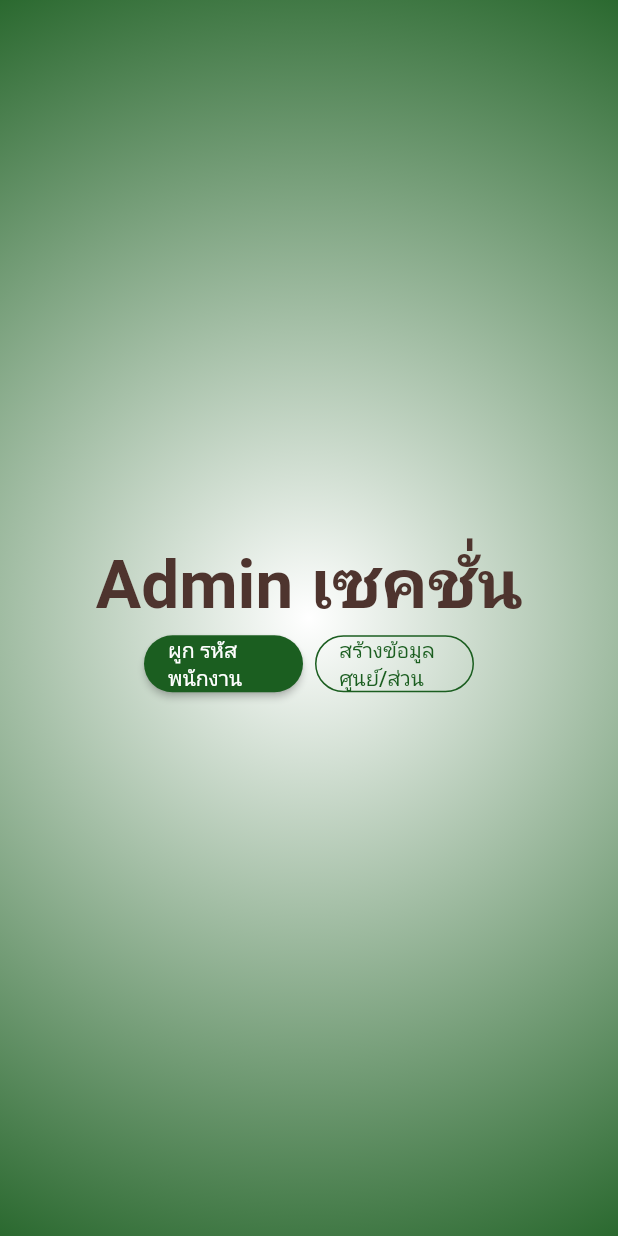
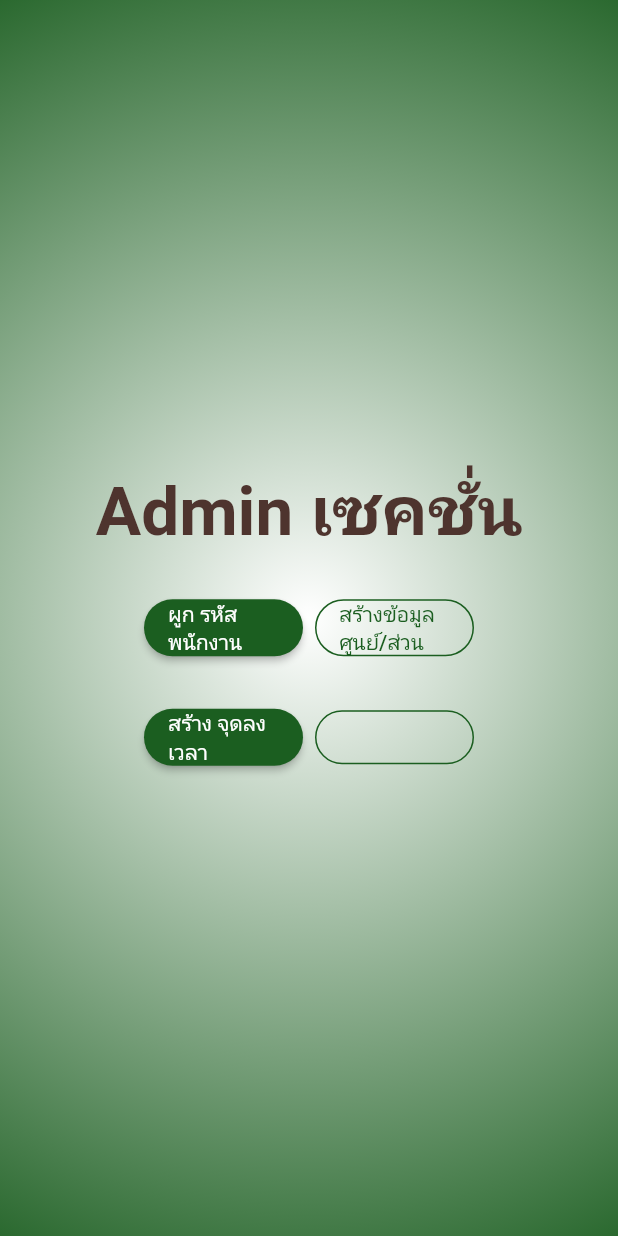
Before and after one commit to jakapun/timestamp, a Flutter app: the AdminSec screen opened directly, on a phone screen of 412 x 824 dp. Run offline on Flutter 3.47's test engine with Material 2 defaults, Android fonts, the phone set to English and light mode, and no system bars; our stand-ins replace image_picker, location, qr_flutter, shared_preferences; missing offline and left inert: barcode_scan, imei_plugin; accounts and stored records are empty; Roboto replaces fonts that are missing (PermanentMarker).

```diff
--- a/lib/screens/admin.dart
+++ b/lib/screens/admin.dart
@@ -1,4 +1,5 @@
 import 'package:flutter/material.dart';
+import 'package:timestamp/screens/create_qr.dart';
 import 'package:timestamp/screens/my_home.dart';
 import 'package:timestamp/screens/new_section.dart';
 import 'package:timestamp/screens/relate_id.dart';
@@ -38,6 +39,12 @@ class _AdminSecState extends State<AdminSec> {
   Widget mySizeBox() {
     return SizedBox(
       width: 8.0,
+    );
+  }
+
+  Widget mySizeBoxH() {
+    return SizedBox(
+      height: 25.0,
     );
   }
 
@@ -91,6 +98,26 @@ class _AdminSecState extends State<AdminSec> {
     );
   }
 
+  Widget createPoint() {
+    return RaisedButton(
+      shape: RoundedRectangleBorder(
+        borderRadius: BorderRadius.circular(30.0),
+      ),
+      color: Colors.green[900],
+      child: Text(
+        'สร้าง จุดลงเวลา',
+        style: TextStyle(color: Colors.white),
+      ),
+      onPressed: () {
+        // formKey.currentState.save();
+        // checkAuthen();
+        MaterialPageRoute materialPageRoute =
+            MaterialPageRoute(builder: (BuildContext context) => CreateQr());
+        Navigator.of(context).push(materialPageRoute);
+      },
+    );
+  }
+
   Future<void> checkAuthen() async {
     print('email = $emailString, password = $passwordString');
     // await firebaseAuth
@@ -106,20 +133,68 @@ class _AdminSecState extends State<AdminSec> {
     // });
   }
 
+  Widget freeButton() {
+    return OutlineButton(
+      borderSide: BorderSide(color: Colors.green.shade900),
+      shape: RoundedRectangleBorder(
+        borderRadius: BorderRadius.circular(30.0),
+      ),
+      color: Colors.green[900],
+      child: Text(
+        '',
+        style: TextStyle(color: Colors.green.shade900),
+      ),
+      onPressed: () {
+        // formKey.currentState.save();
+        // checkAuthen();
+
+      },
+    );
+  }
+
   Widget myButton() {
     return Container(
       width: 220.0,
-      child: Row(
+      child: Column(
         children: <Widget>[
-          Expanded(
-            child: singInButton(),
+          // singInButton(),
+          // singInButton(),
+          Row(
+            children: <Widget>[
+              Expanded(
+                child: singInButton(),
+              ),
+              mySizeBox(),
+              Expanded(
+                child: singUpButton(),
+              ),
+            ],
           ),
-          mySizeBox(),
-          Expanded(
-            child: singUpButton(),
+          mySizeBoxH(),
+          Row(
+            children: <Widget>[
+              Expanded(
+                child: createPoint(),
+              ),
+              mySizeBox(),
+              Expanded(
+                child: freeButton(),
+              ),
+            ],
           ),
         ],
       ),
+      // child: Row(
+      //   children: <Widget>[
+      //     Expanded(
+      //       child: singInButton(),
+      //     ),
+      //     mySizeBox(),
+      //     Expanded(
+      //       child: singUpButton(),
+      //     ),
+      //   ],
+      // ),
     );
   }
 
@@ -212,6 +287,7 @@ class _AdminSecState extends State<AdminSec> {
               children: <Widget>[
                 // showLogo(),
                 showText(),
+                mySizeBoxH(),
                 myButton(),
               ],
             ),
--- a/lib/screens/authen.dart
+++ b/lib/screens/authen.dart
@@ -204,8 +204,10 @@ class _AuthenState extends State<Authen> {
 
 
 
+          // MaterialPageRoute materialPageRoute =
+          //     MaterialPageRoute(builder: (BuildContext context) => Myservice(uname: emailString.trim()));
           MaterialPageRoute materialPageRoute =
-              MaterialPageRoute(builder: (BuildContext context) => Myservice());
+               MaterialPageRoute(builder: (BuildContext context) => Myservice());
           Navigator.of(context).pushAndRemoveUntil(
               materialPageRoute, (Route<dynamic> route) => false);
 
--- a/lib/screens/new_section.dart
+++ b/lib/screens/new_section.dart
@@ -147,7 +147,7 @@ class _NewSectionState extends State<NewSection> {
 
   Widget dropdownButton(){
     return DropdownButton(
-        icon: Icon(Icons.arrow_downward),
+        icon: Icon(Icons.arrow_drop_down),
         hint: Text('กรุณาเลือก จังหวัด'),
         iconSize: 36,
         elevation: 26,
--- a/lib/screens/relate_id.dart
+++ b/lib/screens/relate_id.dart
@@ -88,6 +88,7 @@ class _RelateIdState extends State<RelateId> {
   // Method
   Widget nameText() {
     return TextFormField(
+      initialValue: '',
       decoration: InputDecoration(
         labelText: 'รหัสพนักงาน/OS :',
         labelStyle: TextStyle(color: Colors.pink[400]),
--- a/pubspec.yaml
+++ b/pubspec.yaml
@@ -51,6 +51,7 @@ flutter:
   assets:
    - images/logo.png
    - images/pic.png
+   - images/logo_embed3.jpg
 
   # An image asset can refer to one or more resolution-specific "variants", see
   # https://flutter.dev/assets-and-images/#resolution-aware.
```
Also changed, not shown: lib/screens/create_qr.dart (added, +192 -0 lines), lib/screens/my_service.dart (+13 -5 lines), lib/screens/show_qr.dart (added, +63 -0 lines), images/logo_embed3.jpg (added).
